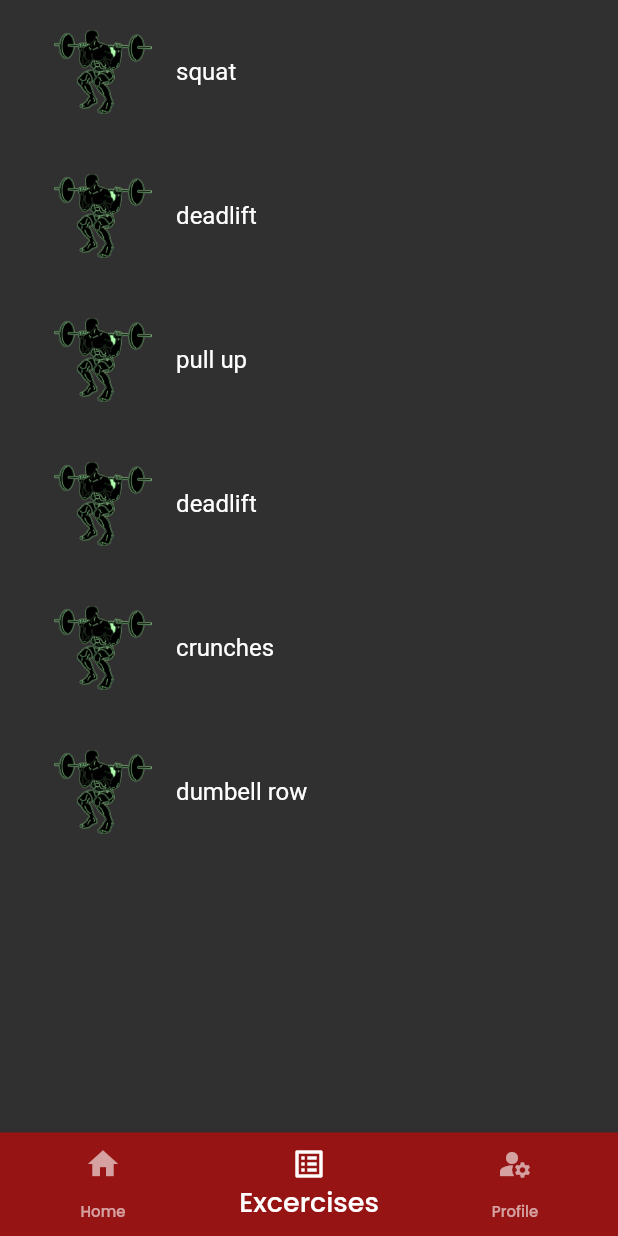
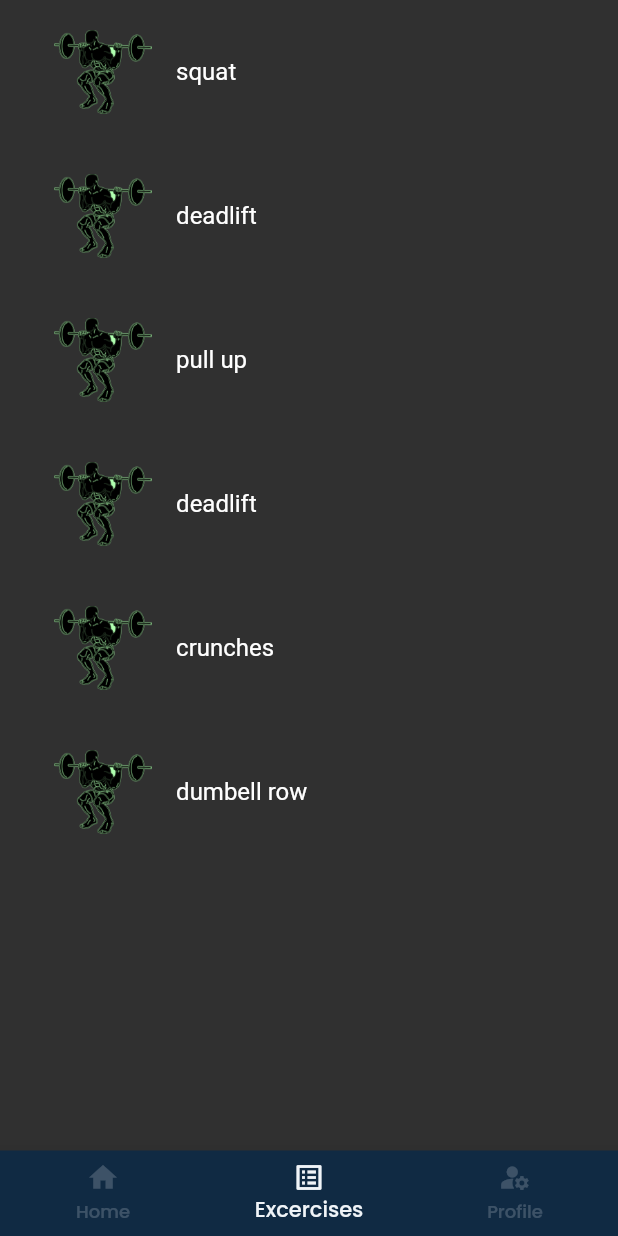
Before and after one commit to ACM-VIT/muscle_magic, a Flutter app: the screen it shows after launch, item 2 of the bottom bar chosen, on a phone screen of 412 x 824 dp. Run offline on Flutter 3.47's test engine with Material 2 defaults, Android fonts, the phone set to English and light mode, and no system bars.

Commit message:
style:change bottom navigation bar style

```diff
--- a/lib/screens/main_screen.dart
+++ b/lib/screens/main_screen.dart
@@ -31,11 +31,12 @@ class _MainScreenState extends State<MainScreen> {
       body: pages[currentIndex],
      bottomNavigationBar: BottomNavigationBar(
                 type: BottomNavigationBarType.fixed,
-                backgroundColor: Color(0xFF961414),
-                selectedItemColor: Colors.white,
-                unselectedItemColor: Colors.white.withOpacity(.60),
-                selectedFontSize: 20,
-                unselectedFontSize: 10,
+                backgroundColor: const Color(0xFF102A43),
+                selectedItemColor: Color(0xfff0f4f8),
+                unselectedItemColor:Color(0xfff0f4f8) .withOpacity(.2),
+                selectedFontSize: 14,
+                unselectedFontSize: 12,
+                iconSize: 22,
                 currentIndex: currentIndex,
                 onTap: onTap,
                 items: const [
@@ -54,9 +55,9 @@ class _MainScreenState extends State<MainScreen> {
 
                 ],
                 unselectedLabelStyle:
-                    const TextStyle(fontSize: 10, fontFamily: 'Poppins'),
+                    const TextStyle(fontSize: 12, fontFamily: 'Poppins'),
                 selectedLabelStyle:
-                    const TextStyle(fontSize: 18, fontFamily: 'Poppins'),
+                    const TextStyle(fontSize: 14, fontFamily: 'Poppins'),
               ),
     );
   }
```
